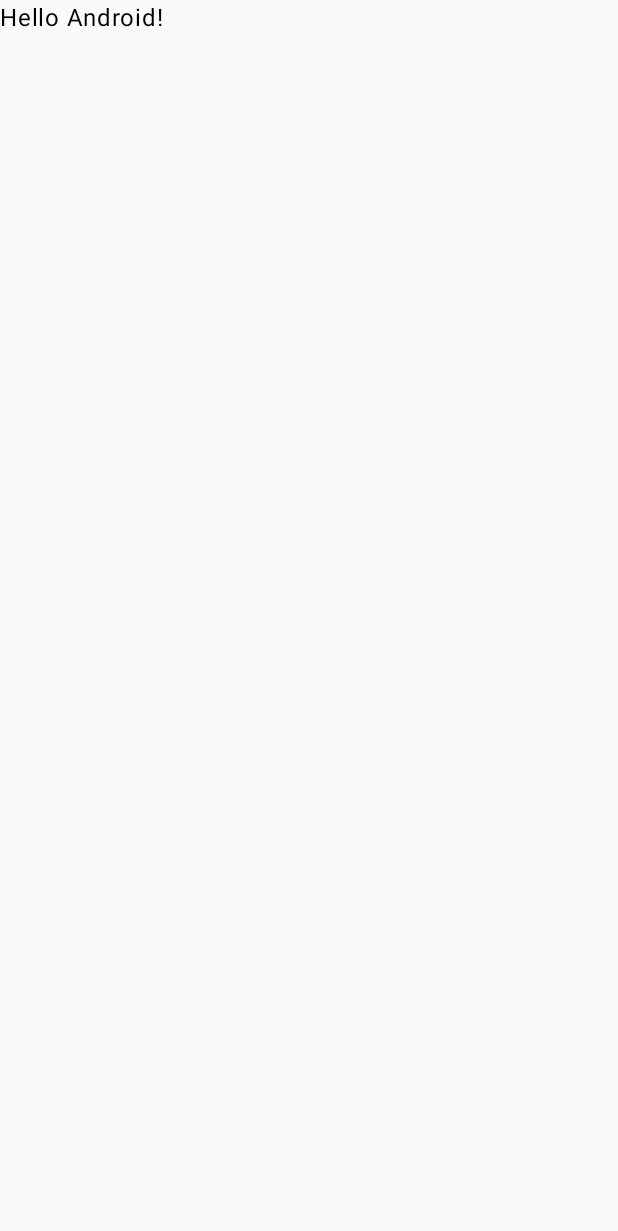
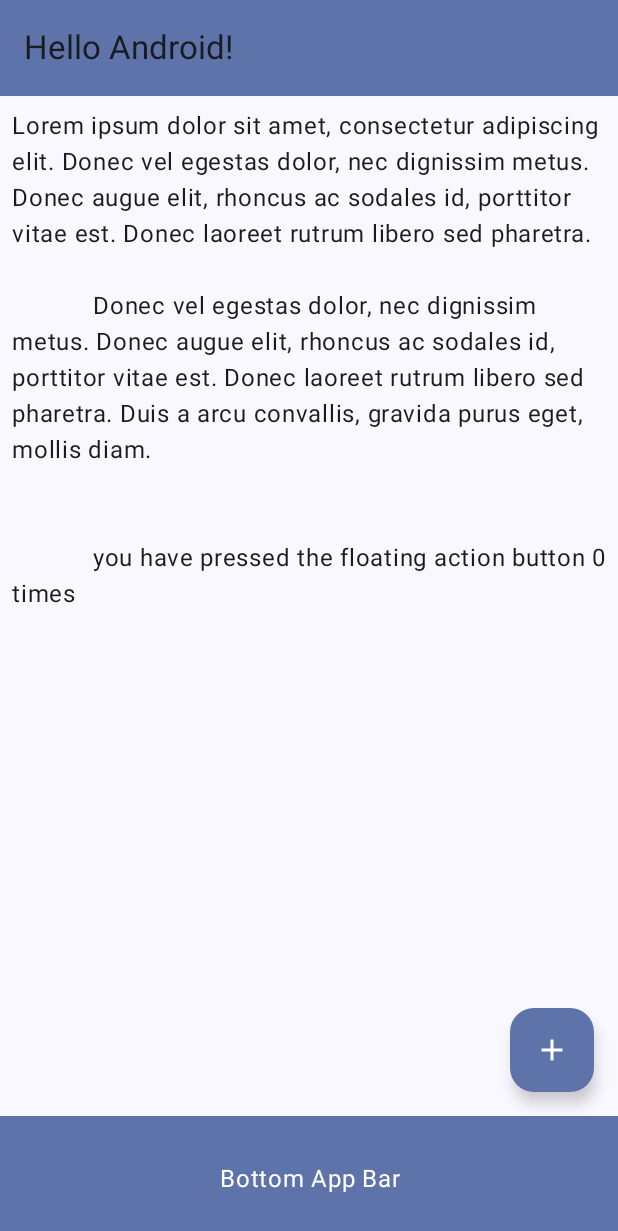
Before and after one commit to liar88828/overview-jetpack-component, an Android app built with Jetpack Compose: the screen it shows after launch (MainActivity), on a phone screen of 412 x 824 dp. Before the commit the part shown is almost empty. Shown: the top 1231 px of the screen. Run offline under Robolectric (Android 15) with nearby library versions, the phone set to English and light mode, and no system bars.

Commit message:
feat: Implement MyScaffold composable
This commit introduces a new composable function called `MyScaffold`.

- The `MyScaffold` function provides a basic
 scaffold structure with a top app bar, bottom app bar, and a floating action button.
- The top app bar displays a greeting message.
- The bottom app bar contains centered text.
- The floating action button increments a counter when clicked.
- Placeholder text content is included within the scaffold.

This
 composable is designed using Material 3 components and includes a dark mode preview.

```diff
--- a/app/src/main/java/com/tutor/overview_jetpack_component/MainActivity.kt
+++ b/app/src/main/java/com/tutor/overview_jetpack_component/MainActivity.kt
@@ -4,9 +4,7 @@ import android.os.Bundle
 import androidx.activity.ComponentActivity
 import androidx.activity.compose.setContent
 import androidx.activity.enableEdgeToEdge
-import androidx.compose.material3.Text
-import androidx.compose.runtime.Composable
-import androidx.compose.ui.tooling.preview.Preview
+import com.tutor.overview_jetpack_component.screen.MyScaffold
 import com.tutor.overview_jetpack_component.ui.theme.OverviewJetpackComponentTheme
 
 class MainActivity : ComponentActivity() {
@@ -15,22 +13,9 @@ class MainActivity : ComponentActivity() {
 		enableEdgeToEdge()
 		setContent {
 			OverviewJetpackComponentTheme {
-				Greeting(name = "Android")
+				MyScaffold(name = "Android")
 			}
 		}
 	}
 
 }
-
-@Composable
-private fun Greeting(name: String) {
-	Text(text = "Hello $name!")
-}
-
-@Preview(showBackground = true)
-@Composable
-fun DefaultPreview() {
-	OverviewJetpackComponentTheme {
-		Greeting("Android")
-	}
-}
--- /dev/null
+++ b/app/src/main/java/com/tutor/overview_jetpack_component/screen/MyScaffold.kt
@@ -0,0 +1,88 @@
+package com.tutor.overview_jetpack_component.screen
+
+import android.content.res.Configuration
+import androidx.compose.foundation.layout.Arrangement
+import androidx.compose.foundation.layout.Column
+import androidx.compose.foundation.layout.fillMaxWidth
+import androidx.compose.foundation.layout.padding
+import androidx.compose.material.icons.Icons
+import androidx.compose.material.icons.filled.Add
+import androidx.compose.material3.BottomAppBar
+import androidx.compose.material3.ExperimentalMaterial3Api
+import androidx.compose.material3.FloatingActionButton
+import androidx.compose.material3.Icon
+import androidx.compose.material3.MaterialTheme
+import androidx.compose.material3.Scaffold
+import androidx.compose.material3.Text
+import androidx.compose.material3.TopAppBar
+import androidx.compose.material3.TopAppBarDefaults
+import androidx.compose.runtime.Composable
+import androidx.compose.runtime.getValue
+import androidx.compose.runtime.mutableIntStateOf
+import androidx.compose.runtime.remember
+import androidx.compose.runtime.setValue
+import androidx.compose.ui.Modifier
+import androidx.compose.ui.text.style.TextAlign
+import androidx.compose.ui.tooling.preview.Preview
+import androidx.compose.ui.unit.dp
+import com.tutor.overview_jetpack_component.ui.theme.OverviewJetpackComponentTheme
+
+@OptIn(ExperimentalMaterial3Api::class)
+@Composable
+fun MyScaffold(name: String, modifier: Modifier = Modifier) {
+	var count by remember { mutableIntStateOf(0) }
+
+	Scaffold(
+		topBar = {
+			TopAppBar(
+				colors = TopAppBarDefaults.topAppBarColors(
+					containerColor = MaterialTheme.colorScheme.primaryContainer
+				),
+				title = { Text(text = "Hello $name!") },
+			)
+		},
+		bottomBar = {
+			BottomAppBar(containerColor = MaterialTheme.colorScheme.primaryContainer) {
+				Text(
+					modifier = modifier.fillMaxWidth(),
+					text = "Bottom App Bar",
+					textAlign = TextAlign.Center,
+				)
+			}
+		},
+		floatingActionButton = {
+			FloatingActionButton(onClick = {
+				count++
+			}) {
+				Icon(imageVector = Icons.Default.Add, contentDescription = "Add Icons")
+			}
+		}
+	)
+	{
+		Column(
+			modifier = modifier.padding(it),
+			verticalArrangement = Arrangement.spacedBy(8.dp)
+		) {
+			Text(
+				modifier = modifier.padding(8.dp),
+				text = """
+				Lorem ipsum dolor sit amet, consectetur adipiscing elit. Donec vel egestas dolor, nec dignissim metus. Donec augue elit, rhoncus ac sodales id, porttitor vitae est. Donec laoreet rutrum libero sed pharetra.
+
+                Donec vel egestas dolor, nec dignissim metus. Donec augue elit, rhoncus ac sodales id, porttitor vitae est. Donec laoreet rutrum libero sed pharetra. Duis a arcu convallis, gravida purus eget, mollis diam.
+
+
+                you have pressed the floating action button ${count} times
+		""".trimIndent()
+			)
+		}
+	}
+}
+
+@Preview(showBackground = true)
+@Preview(showBackground = true, uiMode = Configuration.UI_MODE_NIGHT_YES)
+@Composable
+fun GreetingPreview() {
+	OverviewJetpackComponentTheme {
+		MyScaffold("Android")
+	}
+}
```
